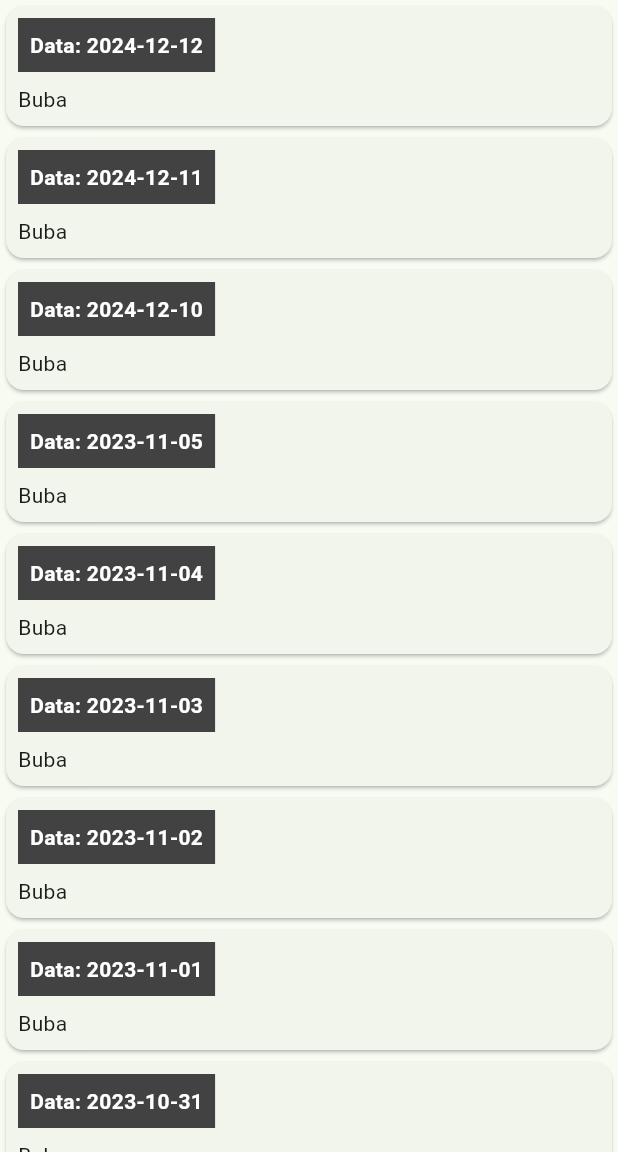
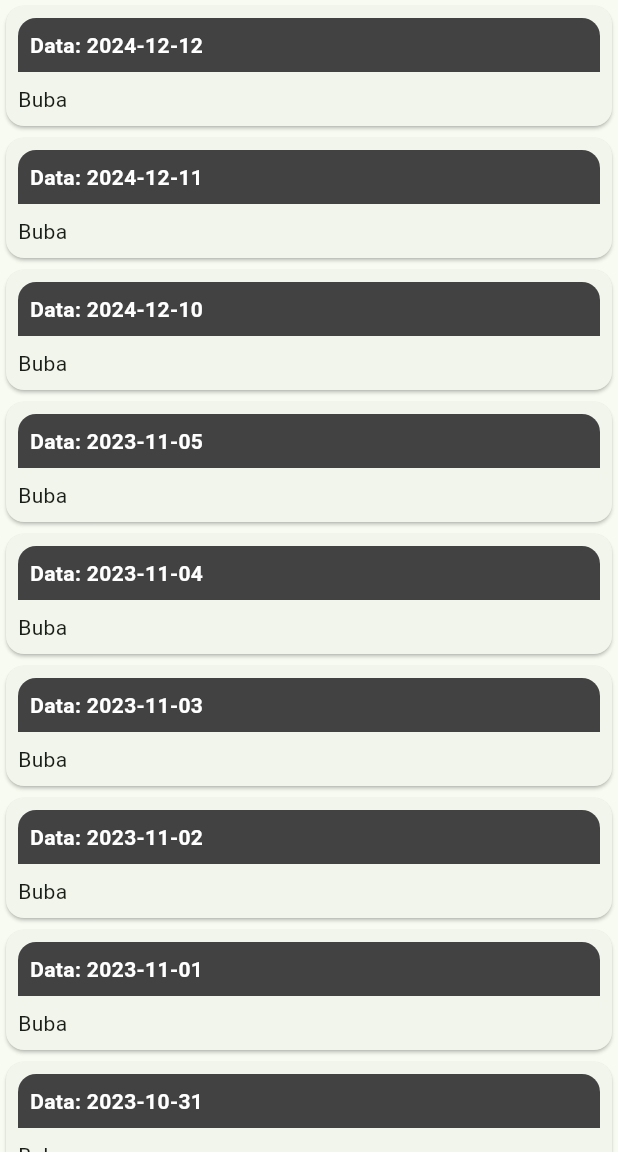
Before and after one commit to krzyjez/libre_cgm_analyzer, a Flutter app: the screen it shows after launch, after a tap on the "bug report" icon, on a phone screen of 412 x 824 dp, the part 84-1236 px from its top. Run offline on Flutter 3.47's test engine with Material 3 defaults, Android fonts, the phone set to English and light mode, and no system bars; missing offline and left inert: dart:html.

Commit message:
zaokrąglone rogi headera

```diff
--- a/lib/main.dart
+++ b/lib/main.dart
@@ -128,7 +128,13 @@
                           crossAxisAlignment: CrossAxisAlignment.start,
                           children: [
                             // Nagłówek
-                            Container(
+                            ClipRRect(
+                              borderRadius: const BorderRadius.only(
+                                topLeft: Radius.circular(12.0),
+                                topRight: Radius.circular(12.0),
+                              ),
+                              child: Container(
+                                width: double.infinity,
                                 color: Colors.grey[800],
                                 padding: const EdgeInsets.all(8.0),
                                 child: Text(
@@ -136,6 +142,7 @@
                                   style: const TextStyle(
                                     color: Colors.white,
                                     fontWeight: FontWeight.bold,
+                                  ),
                                 ),
                               ),
                             ),
```
Lines whose indentation alone changed are shown as unchanged.
